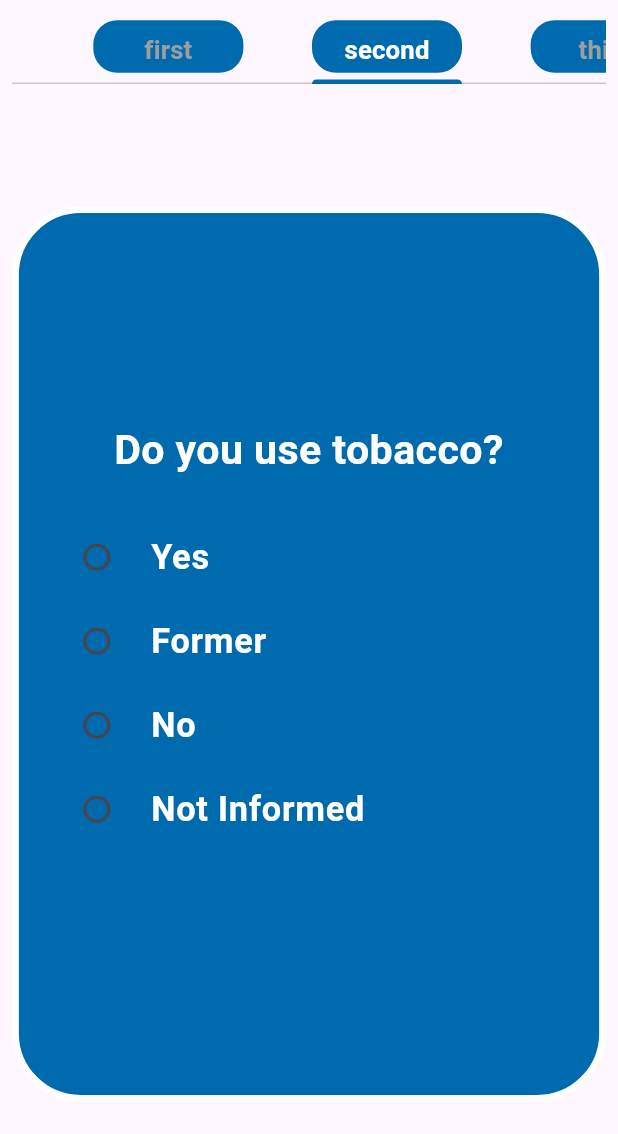
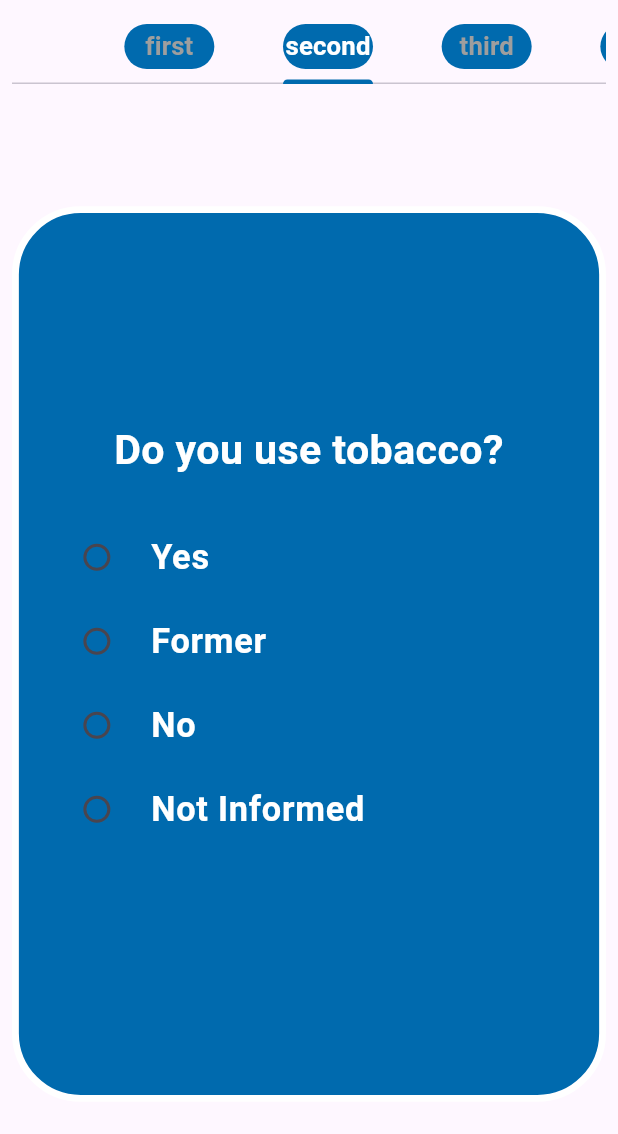
Before and after one commit to khaled365-code/oral_cancer_detection_app, a Flutter app: the QuestionsView screen opened by its route, tab 2 chosen, on a phone screen of 412 x 824 dp. Shown: the top 1134 px of the screen. Run offline on Flutter 3.47's test engine with Material 3 defaults, Android fonts, the phone set to English and light mode, and no system bars; our stand-ins replace bloc, cached_network_image, curved_navigation_bar, dartz, dio, flutter_bloc and 13 more; accounts and stored records are empty.

Commit message:
correct conflicts

```diff
--- a/lib/core/routes/app_router.dart
+++ b/lib/core/routes/app_router.dart
@@ -98,7 +98,7 @@ class AppRoutes {
       case Routes.putNewPassword:
         return MaterialPageRoute(
           builder: (context) => BlocProvider(
-            create: (context) => UpdatePasswordFromSettingsCubit(profileRepoImplementation: ProfileRepoImplementation(api:DioConsumer(dio: Dio(), isModel: false))),
+            create: (context) => UpdatePasswordFromSettingsCubit(profileRepoImplementation: ProfileRepoImplementation(api:DioConsumer(dio: Dio(), isTextModel:false, isImageModel: false))),
               child: const PutNewPasswordScreen()),);
       case Routes.sendCode:
         return MaterialPageRoute(builder: (context) => const SendCode(),);
@@ -118,7 +118,7 @@ class AppRoutes {
         return MaterialPageRoute(builder: (context) =>
             BlocProvider(
                 create: (context) =>
-                    SignInCubit(AuthRepos(api: DioConsumer(dio: Dio(),isModel: false))),
+                    SignInCubit(AuthRepos(api: DioConsumer(dio: Dio(),isTextModel:false, isImageModel: false))),
                 child: const LoginPage()),);
       case Routes.registerScreen:
         return MaterialPageRoute(builder: (context) => const RegisterPage(),);
@@ -130,7 +130,7 @@ class AppRoutes {
           builder: (context) => BlocProvider(
             create: (context) => UpdateProfileCubit(
                 profileRepo: ProfileRepoImplementation(
-                    api: DioConsumer(dio: Dio(), isModel: false))),
+                    api: DioConsumer(dio: Dio(), isTextModel:false, isImageModel: false))),
             child: EditProfileScreen(),
           ),
         );
--- a/lib/features/diagnosis/presentation/manager/image_cubit/image_diagnosis_cubit.dart
+++ b/lib/features/diagnosis/presentation/manager/image_cubit/image_diagnosis_cubit.dart
@@ -3,13 +3,12 @@ import 'package:bloc/bloc.dart';
 import 'package:flutter/cupertino.dart';
 import 'package:flutter_bloc/flutter_bloc.dart';
 import 'package:graduation_project/features/home/presentation/manager/upload_image_cubit.dart';
-import 'package:meta/meta.dart';
 import '../../../data/repo/ai_repo.dart';
 part 'image_diagnosis_state.dart';
 
 class ImageDiagnosisCubit extends Cubit<ImageDiagnosisState> {
   ImageDiagnosisCubit({required this.aiRepository}) : super(ImageDiagnosisInitial());
- final AiRepository aiRepository;
+  final AiRepository aiRepository;
 
 
   imageDiagnosis(BuildContext context)async{
--- a/lib/features/diagnosis/presentation/manager/questions_cubit/question_diagnosis_cubit.dart
+++ b/lib/features/diagnosis/presentation/manager/questions_cubit/question_diagnosis_cubit.dart
@@ -1,8 +1,6 @@
 import 'package:bloc/bloc.dart';
 import 'package:flutter/cupertino.dart';
 import 'package:graduation_project/core/localization/app_localization.dart';
-import 'package:meta/meta.dart';
-
 import '../../../data/repo/ai_repo.dart';
 part 'question_diagnosis_state.dart';
 
--- a/lib/features/diagnosis/presentation/widgets/tab_bar_container.dart
+++ b/lib/features/diagnosis/presentation/widgets/tab_bar_container.dart
@@ -8,15 +8,12 @@ class TabBarContainer extends StatelessWidget {
   @override
   Widget build(BuildContext context) {
     return  Container(
-      height: 35,
-      width: 100,
+      height: 30,
+      width: 60,
       decoration: BoxDecoration(
           borderRadius: BorderRadius.circular(16),
           color:AppColors.primary,shape: BoxShape.rectangle),
-      child: Center(child: Padding(
-        padding: const EdgeInsets.all(8.0),
-        child: Text(text.tr(context)),
-      )),
+      child: Center(child: Text(text.tr(context))),
     );
   }
 }
```
Also changed, not shown: lib/features/diagnosis/presentation/views/result_view.dart (+11 -31 lines), lib/main.dart (+7 -7 lines), lib/features/diagnosis/data/models/image_diagnosis_model.dart (line endings or trailing spaces), lib/features/diagnosis/presentation/manager/image_cubit/image_diagnosis_state.dart (line endings or trailing spaces), lib/features/diagnosis/presentation/manager/questions_cubit/question_diagnosis_state.dart (line endings or trailing spaces). Lines whose indentation alone changed are shown as unchanged.
